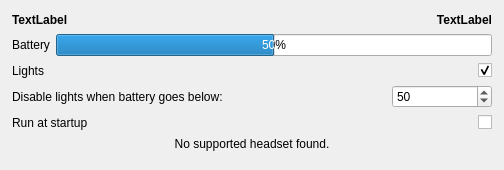
Above: design.ui from Odizinne/HeadsetControl-Qt before the change. Below: the same form after it.
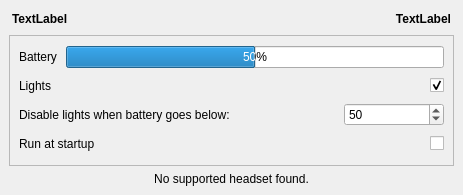
That is the form after the change.

Patch:
```diff
--- a/design.ui
+++ b/design.ui
@@ -6,8 +6,8 @@
    <rect>
     <x>0</x>
     <y>0</y>
-    <width>504</width>
-    <height>170</height>
+    <width>463</width>
+    <height>195</height>
    </rect>
   </property>
   <property name="sizePolicy">
@@ -22,42 +22,47 @@
   <widget class="QWidget" name="centralwidget">
    <layout class="QGridLayout" name="gridLayout_2">
     <property name="leftMargin">
-     <number>12</number>
+     <number>9</number>
     </property>
     <property name="topMargin">
-     <number>12</number>
+     <number>9</number>
     </property>
     <property name="rightMargin">
-     <number>12</number>
+     <number>9</number>
     </property>
     <property name="bottomMargin">
-     <number>12</number>
+     <number>9</number>
     </property>
-    <item row="2" column="1">
-     <widget class="QCheckBox" name="ledBox">
-      <property name="layoutDirection">
-       <enum>Qt::LayoutDirection::RightToLeft</enum>
+    <item row="5" column="0" colspan="2">
+     <widget class="QLabel" name="notFoundLabel">
+      <property name="sizePolicy">
+       <sizepolicy hsizetype="Preferred" vsizetype="Fixed">
+        <horstretch>0</horstretch>
+        <verstretch>0</verstretch>
+       </sizepolicy>
       </property>
       <property name="text">
-       <string/>
+       <string>No supported headset found.</string>
       </property>
-      <property name="checked">
-       <bool>true</bool>
-      </property>
-      <property name="tristate">
-       <bool>false</bool>
-      </property>
-     </widget>
-    </item>
-    <item row="2" column="0">
-     <widget class="QLabel" name="ledLabel">
-      <property name="text">
-       <string>Lights</string>
+      <property name="alignment">
+       <set>Qt::AlignmentFlag::AlignCenter</set>
       </property>
      </widget>
     </item>
     <item row="0" column="0" colspan="2">
      <layout class="QGridLayout" name="gridLayout_3" columnstretch="10,0">
+      <property name="leftMargin">
+       <number>3</number>
+      </property>
+      <property name="topMargin">
+       <number>3</number>
+      </property>
+      <property name="rightMargin">
+       <number>3</number>
+      </property>
+      <property name="bottomMargin">
+       <number>3</number>
+      </property>
       <item row="0" column="0">
        <widget class="QLabel" name="deviceLabel">
         <property name="sizePolicy">
@@ -105,32 +110,66 @@
       </item>
      </layout>
     </item>
-    <item row="1" column="1">
+    <item row="1" column="0" colspan="2">
+     <widget class="QFrame" name="frame">
+      <property name="frameShape">
+       <enum>QFrame::Shape::StyledPanel</enum>
+      </property>
+      <property name="frameShadow">
+       <enum>QFrame::Shadow::Sunken</enum>
+      </property>
+      <layout class="QGridLayout" name="gridLayout_5">
+       <property name="leftMargin">
+        <number>9</number>
+       </property>
+       <property name="topMargin">
+        <number>9</number>
+       </property>
+       <property name="rightMargin">
+        <number>9</number>
+       </property>
+       <property name="bottomMargin">
+        <number>9</number>
+       </property>
+       <property name="spacing">
+        <number>9</number>
+       </property>
+       <item row="2" column="0" colspan="3">
+        <layout class="QGridLayout" name="gridLayout_7">
+         <item row="0" column="0">
+          <widget class="QLabel" name="batteryLabel">
+           <property name="text">
+            <string>Battery</string>
+           </property>
+          </widget>
+         </item>
+         <item row="0" column="1">
      <widget class="QProgressBar" name="batteryBar">
       <property name="value">
        <number>50</number>
       </property>
      </widget>
     </item>
-    <item row="6" column="0" colspan="2">
-     <widget class="QLabel" name="notFoundLabel">
-      <property name="sizePolicy">
-       <sizepolicy hsizetype="Preferred" vsizetype="Fixed">
-        <horstretch>0</horstretch>
-        <verstretch>0</verstretch>
-       </sizepolicy>
-      </property>
+        </layout>
+       </item>
+       <item row="5" column="0">
+        <widget class="QLabel" name="startupLabel">
       <property name="text">
-       <string>No supported headset found.</string>
-      </property>
-      <property name="alignment">
-       <set>Qt::AlignmentFlag::AlignCenter</set>
-      </property>
-     </widget>
-    </item>
-    <item row="3" column="0" colspan="2">
-     <layout class="QGridLayout" name="gridLayout">
-      <item row="0" column="2">
+          <string>Run at startup</string>
+         </property>
+        </widget>
+       </item>
+       <item row="5" column="2">
+        <widget class="QCheckBox" name="startupCheckbox">
+         <property name="layoutDirection">
+          <enum>Qt::LayoutDirection::RightToLeft</enum>
+         </property>
+         <property name="text">
+          <string/>
+         </property>
+        </widget>
+       </item>
+       <item row="4" column="2">
        <widget class="QSpinBox" name="lightBatterySpinbox">
         <property name="minimumSize">
          <size>
@@ -146,14 +185,7 @@
         </property>
        </widget>
       </item>
-      <item row="0" column="0">
-       <widget class="QLabel" name="lightBatteryLabel">
-        <property name="text">
-         <string>Disable lights when battery goes below:</string>
-        </property>
-       </widget>
-      </item>
-      <item row="0" column="1">
+       <item row="4" column="1">
        <spacer name="horizontalSpacer">
         <property name="orientation">
          <enum>Qt::Orientation::Horizontal</enum>
@@ -169,35 +201,38 @@
         </property>
        </spacer>
       </item>
-     </layout>
-    </item>
-    <item row="1" column="0">
-     <widget class="QLabel" name="batteryLabel">
+       <item row="4" column="0">
+        <widget class="QLabel" name="lightBatteryLabel">
       <property name="text">
-       <string>Battery</string>
+          <string>Disable lights when battery goes below:</string>
       </property>
      </widget>
     </item>
-    <item row="5" column="0" colspan="2">
-     <layout class="QGridLayout" name="gridLayout_4">
-      <item row="0" column="0">
-       <widget class="QLabel" name="startupLabel">
-        <property name="text">
-         <string>Run at startup</string>
-        </property>
-       </widget>
-      </item>
-      <item row="0" column="1">
-       <widget class="QCheckBox" name="startupCheckbox">
+       <item row="3" column="1" colspan="2">
+        <widget class="QCheckBox" name="ledBox">
         <property name="layoutDirection">
          <enum>Qt::LayoutDirection::RightToLeft</enum>
         </property>
         <property name="text">
          <string/>
         </property>
+         <property name="checked">
+          <bool>true</bool>
+         </property>
+         <property name="tristate">
+          <bool>false</bool>
+         </property>
+        </widget>
+       </item>
+       <item row="3" column="0">
+        <widget class="QLabel" name="ledLabel">
+         <property name="text">
+          <string>Lights</string>
+         </property>
        </widget>
       </item>
      </layout>
+     </widget>
     </item>
    </layout>
   </widget>
```
Lines whose indentation alone changed are shown as unchanged.
